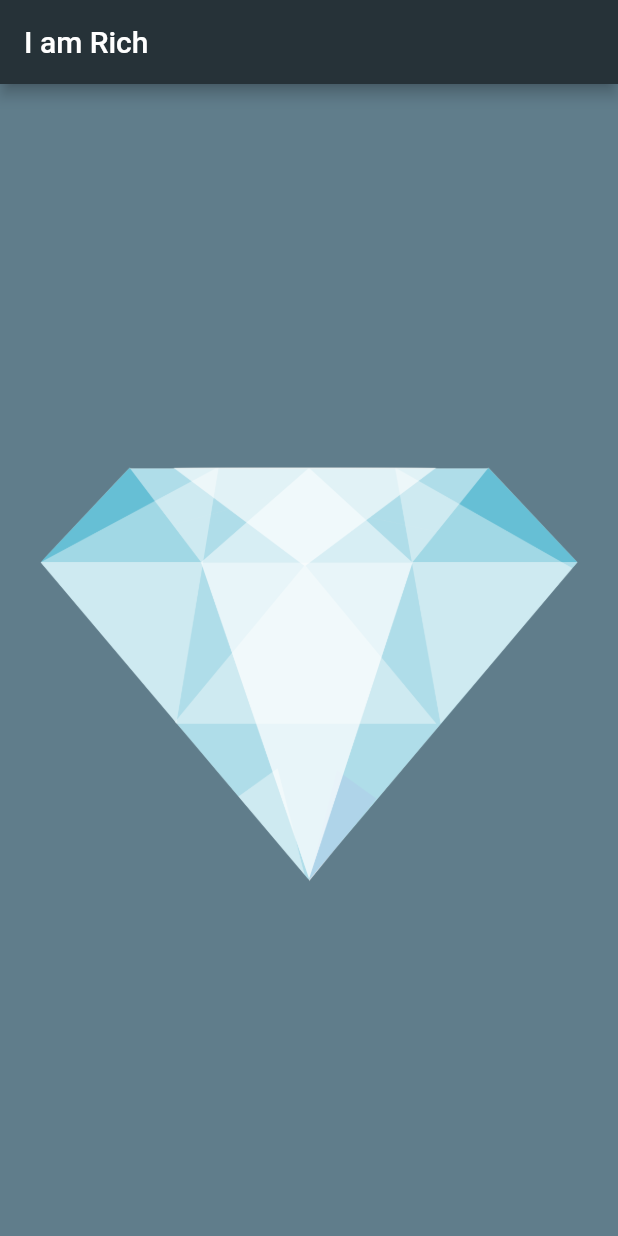
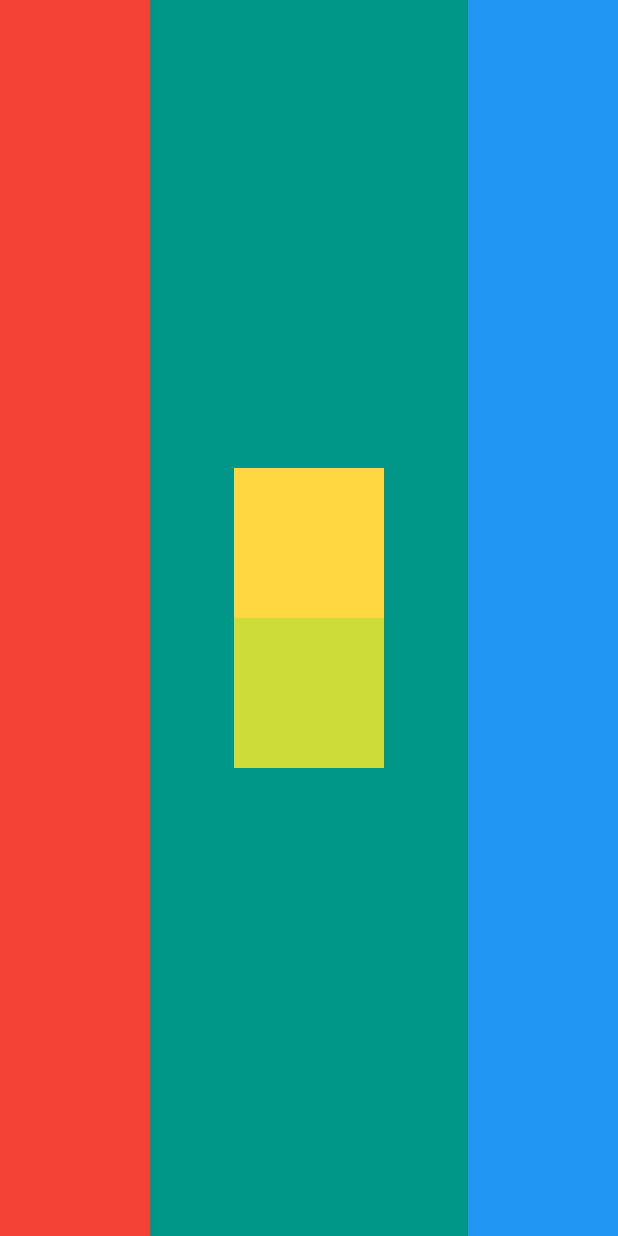
Before and after one commit to priyanshumaurya8868/i_m_rich, a Flutter app: the screen it shows after launch, on a phone screen of 412 x 824 dp. Run offline on Flutter 3.47's test engine with Material 2 defaults, Android fonts, the phone set to English and light mode, and no system bars.

Commit message:
layout_challenge

```diff
--- a/lib/main.dart
+++ b/lib/main.dart
@@ -2,9 +2,7 @@ import 'package:flutter/material.dart';
 
 //main() is the first method that execute first
 void main() {
-  runApp(
-   MyApp()
-  );
+  runApp(MyApp());
 }
 
 class MyApp extends StatelessWidget {
@@ -12,16 +10,40 @@ class MyApp extends StatelessWidget {
 
   @override
   Widget build(BuildContext context) {
-    return  MaterialApp(
+    return MaterialApp(
       home: Scaffold(
-        backgroundColor: Colors.blueGrey,
-        appBar: AppBar(
-          title: const Text("I am Rich"),
-          backgroundColor: Colors.blueGrey[900],
-        ),
-        body: const Center(
-          child: Image(
-            image: AssetImage("images/diamond.png"),
+        backgroundColor: Colors.teal,
+        body: SafeArea(
+          child: Row(
+            crossAxisAlignment: CrossAxisAlignment.stretch,
+            mainAxisAlignment: MainAxisAlignment.spaceBetween,
+            children: [
+              Container(
+                width: 100.0,
+                color: Colors.red,
+              ),
+              Center(
+                child: Column(
+                  mainAxisAlignment: MainAxisAlignment.center,
+                  children: [
+                    Container(
+                      width: 100.0,
+                      height: 100.0,
+                      color: Colors.amberAccent,
+                    ),
+                    Container(
+                      width: 100.0,
+                      height: 100.0,
+                      color: Colors.lime,
+                    )
+                  ],
+                ),
+              ),
+              Container(
+                width: 100.0,
+                color: Colors.blue,
+              ),
+            ],
           ),
         ),
       ),
@@ -29,11 +51,4 @@ class MyApp extends StatelessWidget {
   }
 }
 
-// for hot reload to work... we had to have things that we want to change
-// either inside stateless widget or stateful widget
-
-// hot reload vs hot restart
-//
-// hot reload -> preserve  state (e.g.  10  will remain as it is..)
-//
-// hot restart- > reset the state of the app
+// taget -> https://drive.google.com/uc?export=download&id=1k7oW5qVLJqzw_lEFsOFS_qKmkGjBX1pL
```
